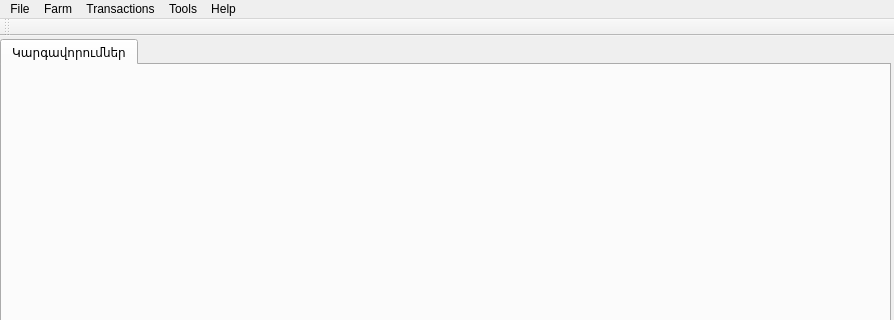
Above: src/farmmanager.ui from ADCompany/AD-Farm before the change; both pictures show x 0 to 894 and y 0 to 320 of the 894 by 637 pixel window. Below: the same form after it.
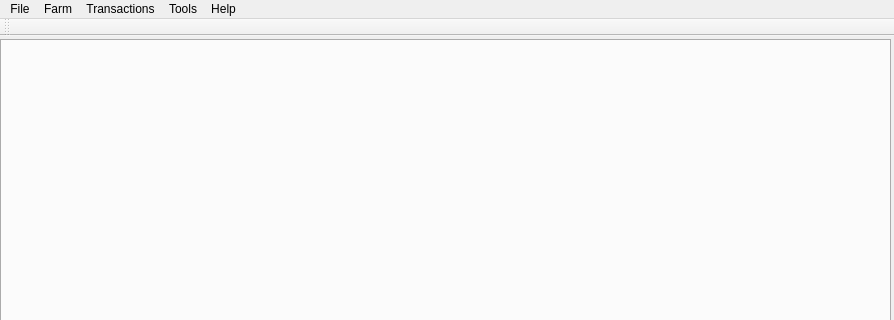
That is the form after the change. Icons and pictures are not drawn.

```diff
--- a/src/farmmanager.ui
+++ b/src/farmmanager.ui
@@ -66,15 +66,6 @@
       <property name="movable">
        <bool>false</bool>
       </property>
-      <widget class="QWidget" name="tabSettings">
-       <attribute name="icon">
-        <iconset resource="farmmanager.qrc">
-         <normaloff>:/FarmManager/Resources/settings.png</normaloff>:/FarmManager/Resources/settings.png</iconset>
-       </attribute>
-       <attribute name="title">
-        <string>Կարգավորումներ</string>
-       </attribute>
-      </widget>
      </widget>
     </item>
    </layout>
```
Left out of the diff: 2 changed lines with no effect on the pictures.
